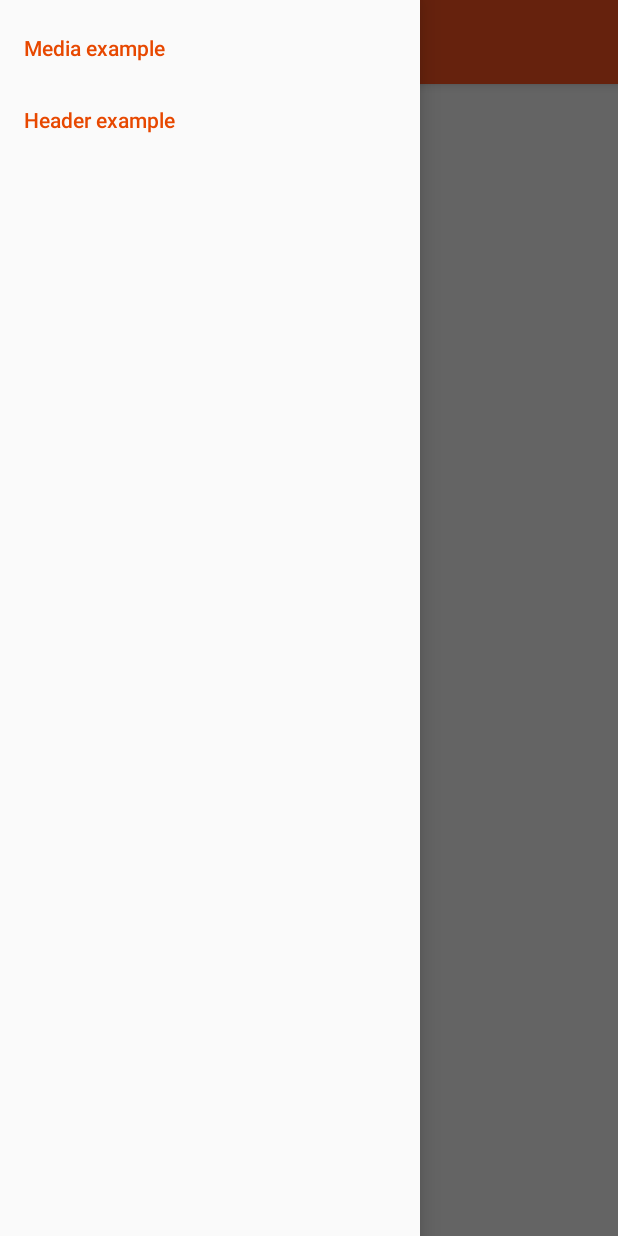
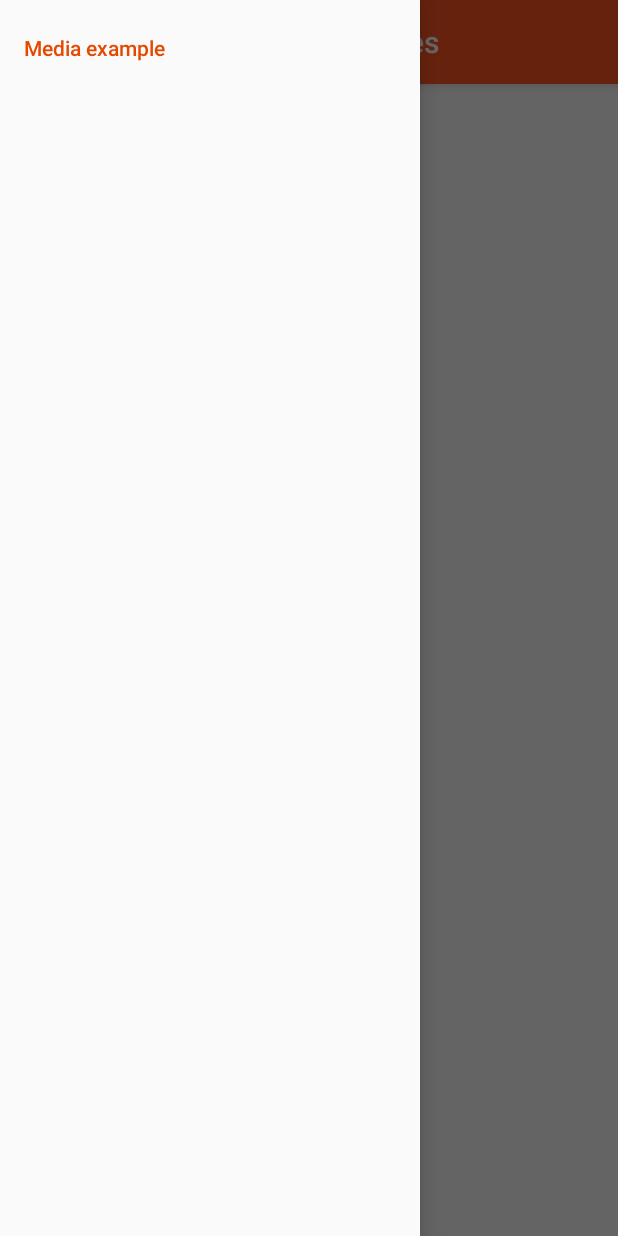
Before and after one commit to saulmm/Curved-Fab-Reveal-Example, an Android app: the screen it shows after launch (MainActivity), with the side drawer open, on a phone screen of 412 x 824 dp. Run offline under Robolectric (Android 15) with nearby library versions, the phone set to English and light mode, and no system bars.

Commit message:
Added examples as fragments

```diff
--- a/app/src/main/AndroidManifest.xml
+++ b/app/src/main/AndroidManifest.xml
@@ -10,7 +10,7 @@
 		android:theme="@style/AppTheme"
 		>
 		<activity
-			android:name=".MediaActivity"
+			android:name=".media.MediaFragment"
 			android:label="@string/app_name"
 			/>
 
--- a/app/src/main/res/layout/activity_main.xml
+++ b/app/src/main/res/layout/activity_main.xml
@@ -8,7 +8,7 @@
 	android:fitsSystemWindows="true"
 	>
 
-	<LinearLayout
+	<FrameLayout
 		android:layout_width="match_parent"
 		android:layout_height="match_parent"
 		android:orientation="vertical">
@@ -20,7 +20,7 @@
 			android:background="?attr/colorPrimary"
 			android:minHeight="?attr/actionBarSize"
 			android:elevation="4dp"
-			app:popupTheme="@style/ThemeOverlay.AppCompat.Light"
+			app:theme="@style/ThemeOverlay.AppCompat.Dark"
 			/>
 
 		<FrameLayout
@@ -28,7 +28,7 @@
 			android:layout_width="match_parent"
 			android:layout_height="match_parent"
 			/>
-	</LinearLayout>
+	</FrameLayout>
 
 
 	<android.support.design.widget.NavigationView
--- a/app/src/main/res/menu/drawer.xml
+++ b/app/src/main/res/menu/drawer.xml
@@ -4,8 +4,8 @@
 		<item
 			android:id="@+id/drawer_item_1"
 			android:title="Media example"/>
-		<item
-			android:id="@+id/drawer_item_2"
-			android:title="Header example"/>
+		<!--<item-->
+			<!--android:id="@+id/drawer_item_2"-->
+			<!--android:title="Header example"/>-->
 	</group>
 </menu>
--- a/app/src/main/res/values/strings.xml
+++ b/app/src/main/res/values/strings.xml
@@ -1,6 +1,3 @@
 <resources>
-    <string name="app_name">Test</string>
-
-    <string name="hello_world">Hello world!</string>
-    <string name="action_settings">Settings</string>
+    <string name="app_name">Circular reveal examples</string>
 </resources>
```
Also changed, not shown: app/src/main/java/saulmm/test/MainActivity.java (+24 -11 lines), app/src/main/java/saulmm/test/media/AnimatorPath.java (renamed from app/src/main/java/saulmm/test/AnimatorPath.java, +1 -1 lines), app/src/main/java/saulmm/test/media/MediaFragment.java (renamed from app/src/main/java/saulmm/test/MediaActivity.java, +31 -14 lines), app/src/main/java/saulmm/test/media/PathEvaluator.java (renamed from app/src/main/java/saulmm/test/PathEvaluator.java, +1 -1 lines), app/src/main/java/saulmm/test/media/PathPoint.java (renamed from app/src/main/java/saulmm/test/PathPoint.java, +1 -1 lines).
